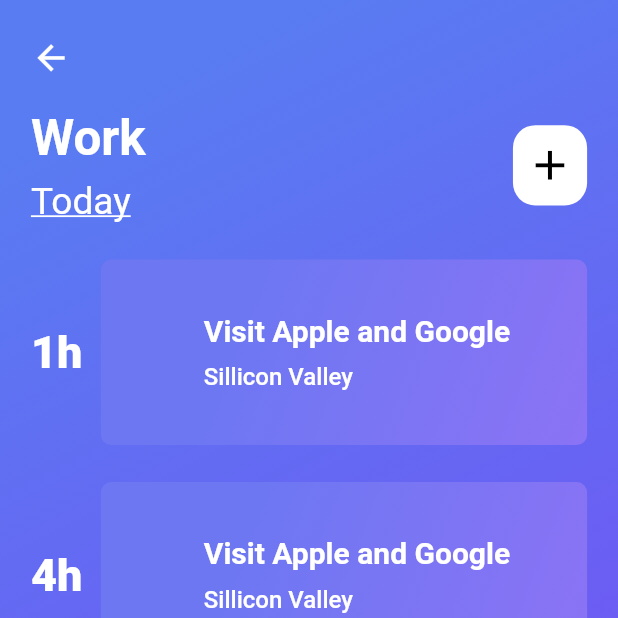
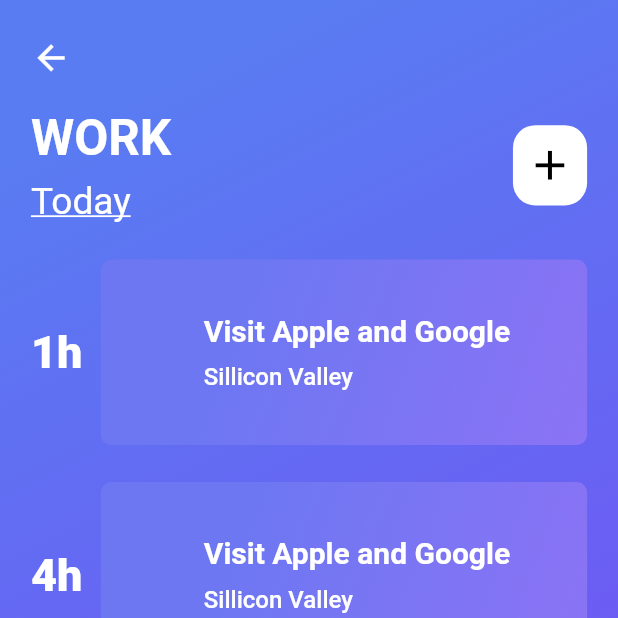
Before and after one commit to Caculuz-cinks/Flutter-Reminder-App, a Flutter app: the screen it shows after launch, after a tap on "WORK", on a phone screen of 412 x 824 dp, the top half of it. Run offline on Flutter 3.47's test engine with Material 2 defaults, Android fonts, the phone set to English and light mode, and no system bars; statements that could not run were skipped.

Commit message:
Colors match

```diff
--- /dev/null
+++ b/lib/ui/app_colors.dart
@@ -0,0 +1,9 @@
+import 'package:flutter/material.dart';
+
+class AppColors {
+  static const workStartColor = Color(0xff597CF2);
+  static const workEndColor = Color(0xff7B43F4);
+  static const totalStartColor = Color(0xffFF80CE);
+  static const totalEndColor = Color(0xffF7007C);
+  static const white = Color(0xffffffff);
+}
--- /dev/null
+++ b/lib/ui/reusable/open_category.dart
@@ -0,0 +1,36 @@
+import 'package:Todo/core/routes/route_names.dart';
+import 'package:Todo/ui/reusable/category_card.dart';
+import 'package:Todo/ui/views/category_view.dart';
+import 'package:flutter/material.dart';
+import 'package:Todo/ui/app_colors.dart';
+
+class OpenCategory extends StatelessWidget {
+  OpenCategory({this.category, this.taskCount});
+  final String category;
+  final String taskCount;
+  @override
+  Widget build(BuildContext context) {
+    return GestureDetector(
+      onTap: () {
+        Navigator.push(
+          context,
+          MaterialPageRoute(
+            builder: (BuildContext context) => WorkView(
+              category: category,
+            ),
+          ),
+        );
+      },
+      child: CategoryCard(
+        category: category,
+        taskCount: taskCount,
+        startColor: category == 'WORK'
+            ? AppColors.workStartColor
+            : category == 'TOTAL' ? AppColors.totalStartColor : AppColors.white,
+        endColor: category == 'WORK'
+            ? AppColors.workEndColor
+            : category == 'TOTAL' ? AppColors.totalEndColor : AppColors.white,
+      ),
+    );
+  }
+}
--- a/lib/ui/views/add_category.dart
+++ b/lib/ui/views/add_category.dart
@@ -0,0 +1,8 @@
+import 'package:flutter/material.dart';
+
+class AddCategory extends StatelessWidget {
+  @override
+  Widget build(BuildContext context) {
+    return Container();
+  }
+}
--- a/lib/ui/views/work.dart
+++ b/lib/ui/views/category_view.dart
@@ -1,9 +1,13 @@
+import 'package:Todo/ui/app_colors.dart';
 import 'package:Todo/ui/responsiveness/size_config.dart';
 import 'package:Todo/ui/reusable/item_card.dart';
 import 'package:Todo/ui/reusable/item_card_list.dart';
 import 'package:flutter/material.dart';
 
 class WorkView extends StatelessWidget {
+  WorkView({this.category});
+  final String category;
+
   @override
   Widget build(BuildContext context) {
     var widthOfScreen = MediaQuery.of(context).size.width;
@@ -23,8 +27,16 @@
                     1.0
                   ],
                   colors: [
-                    Color(0xff597CF2),
-                    Color(0xff7B43F4),
+                    category == 'WORK'
+                        ? AppColors.workStartColor
+                        : category == 'TOTAL'
+                            ? AppColors.totalStartColor
+                            : AppColors.white,
+                    category == 'WORK'
+                        ? AppColors.workEndColor
+                        : category == 'TOTAL'
+                            ? AppColors.totalEndColor
+                            : AppColors.white,
                   ]),
             ),
             child: Padding(
@@ -56,7 +68,7 @@
                         crossAxisAlignment: CrossAxisAlignment.start,
                         children: [
                           Text(
-                            'Work',
+                            category,
                             style: TextStyle(
                                 color: Colors.white,
                                 fontSize: Config.textSize(context, 8),
--- a/lib/ui/views/home.dart
+++ b/lib/ui/views/home.dart
@@ -1,8 +1,10 @@
 import 'package:Todo/core/routes/route_names.dart';
+import 'package:Todo/ui/app_colors.dart';
 import 'package:Todo/ui/responsiveness/size_config.dart';
 import 'package:Todo/ui/reusable/category_card.dart';
 import 'package:Todo/ui/reusable/item_card.dart';
-import 'package:Todo/ui/views/work.dart';
+import 'package:Todo/ui/reusable/open_category.dart';
+import 'package:Todo/ui/views/category_view.dart';
 import 'package:flutter/material.dart';
 
 class HomeScreen extends StatelessWidget {
@@ -111,28 +113,16 @@
                     SizedBox(
                       width: Config.xMargin(context, 5),
                     ),
-                    CategoryCard(
+                    OpenCategory(
                       category: 'TOTAL',
                       taskCount: '3',
-                      startColor: Color(0xffFF80CE),
-                      endColor: Color(0xffF7007C),
                     ),
                     SizedBox(
                       width: Config.xMargin(context, 3),
                     ),
-                    GestureDetector(
-                      onTap: () {
-                        Navigator.pushNamed(
-                          context,
-                          RouteNames.work,
-                        );
-                      },
-                      child: CategoryCard(
-                        category: 'WORK',
-                        taskCount: '1',
-                        startColor: Color(0xff597CF2),
-                        endColor: Color(0xff7B43F4),
-                      ),
+                    OpenCategory(
+                      category: 'WORK',
+                      taskCount: '9',
                     ),
                     SizedBox(
                       width: Config.xMargin(context, 3),
```
